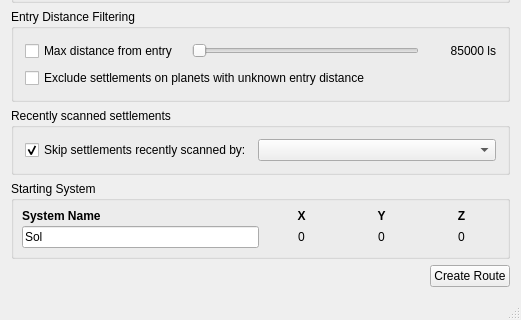
neotron/EDPathFinder, file src/MainWindow.ui: the form before one commit; both pictures show x 0 to 521 and y 403 to 723 of the 521 by 723 pixel window.
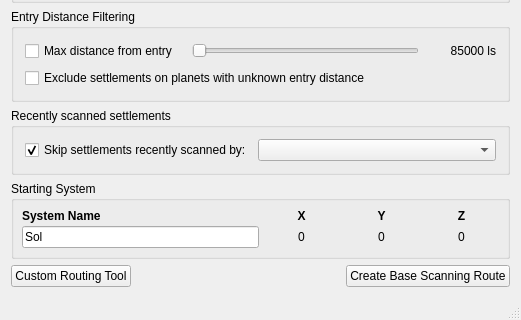
The form after the commit. Custom widgets are drawn as their Qt base class.

Commit message: Initial work on custom routing tool.

The edit to the form file:
```diff
--- a/src/MainWindow.ui
+++ b/src/MainWindow.ui
@@ -887,6 +887,13 @@
       <property name="sizeConstraint">
        <enum>QLayout::SetDefaultConstraint</enum>
       </property>
+      <item>
+       <widget class="QPushButton" name="pushButton">
+        <property name="text">
+         <string>Custom Routing Tool</string>
+        </property>
+       </widget>
+      </item>
       <item>
        <spacer name="horizontalSpacer">
         <property name="orientation">
@@ -912,7 +919,7 @@
          </sizepolicy>
         </property>
         <property name="text">
-         <string>Create Route</string>
+         <string>Create Base Scanning Route</string>
         </property>
        </widget>
       </item>
```
Left out of the diff: 17 changed lines with no effect on the pictures. The commit also changes 15 other files.
